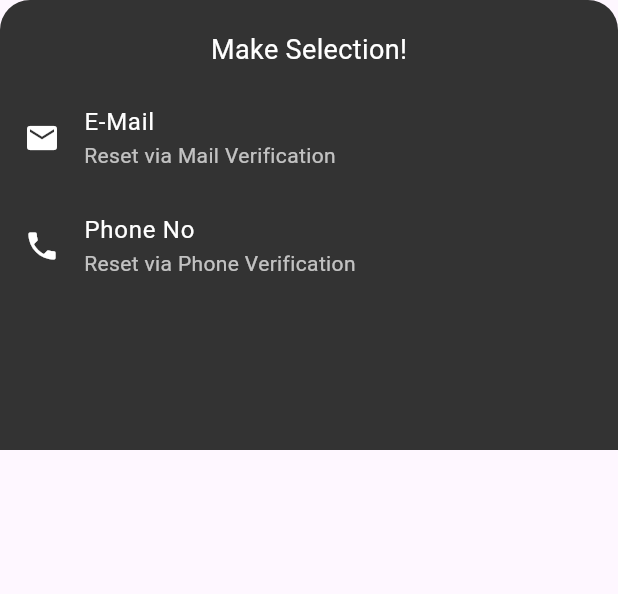
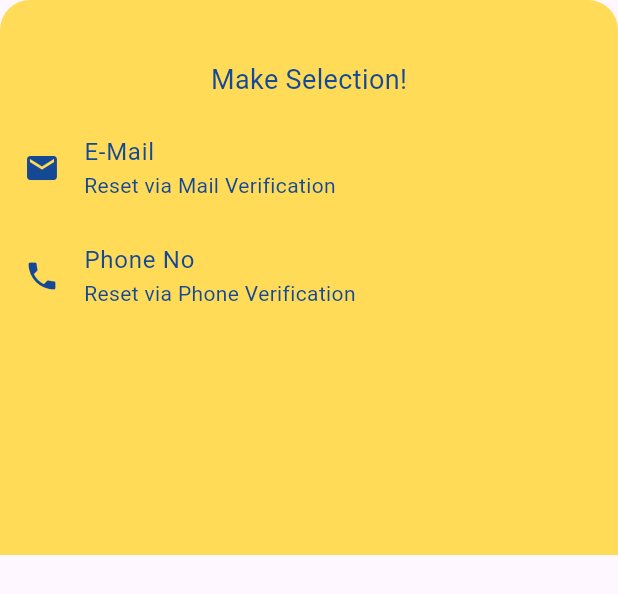
Before and after one commit to shamylkashif/thebookstore, a Flutter app: the ForgotPassword widget shown alone on an empty page, opened directly, on a phone screen of 412 x 824 dp. Shown: the top 594 px of the screen. Run offline on Flutter 3.47's test engine with Material 3 defaults, Android fonts, the phone set to English and light mode, and no system bars; our stand-ins replace carousel_slider, fluttertoast.

Commit message:
commit and push

```diff
--- a/lib/forgotpass.dart
+++ b/lib/forgotpass.dart
@@ -1,4 +1,5 @@
 import 'package:flutter/material.dart';
+import 'package:thebookstore/commons/colors.dart';
 import 'package:thebookstore/reset.dart';
 
 class ForgotPassword extends StatefulWidget {
@@ -12,9 +13,9 @@ class _ForgotPasswordState extends State<ForgotPassword> {
   @override
   Widget build(BuildContext context) {
     return Container(
-      padding: EdgeInsets.only(bottom: 100,top: 20 ),
+      padding: EdgeInsets.only(bottom: 150,top: 40 ),
       decoration: BoxDecoration(
-        color: Color(0xFF333333),
+        color: yellow,
         borderRadius: BorderRadius.only(
           topLeft: Radius.circular(20.0),
           topRight: Radius.circular(20.0),
@@ -25,18 +26,18 @@ class _ForgotPasswordState extends State<ForgotPassword> {
         children: [
           Text(
             'Make Selection!',
-            style: TextStyle(color: Colors.white, fontSize: 18.0),
+            style: TextStyle(color: blue, fontSize: 18.0),
           ),
           SizedBox(height: 10.0),
           ListTile(
-            leading: Icon(Icons.email, color: Colors.white),
+            leading: Icon(Icons.email, color: blue),
             title: Text(
               'E-Mail',
-              style: TextStyle(color: Colors.white),
+              style: TextStyle(color: blue),
             ),
             subtitle: Text(
               'Reset via Mail Verification',
-              style: TextStyle(color: Colors.white70),
+              style: TextStyle(color: blue),
             ),
             onTap: () {
             Navigator.push(context, MaterialPageRoute(builder: (context)=>  Reset())
@@ -44,14 +45,14 @@ class _ForgotPasswordState extends State<ForgotPassword> {
             },
           ),
           ListTile(
-            leading: Icon(Icons.phone, color: Colors.white),
+            leading: Icon(Icons.phone, color: blue),
             title: Text(
               'Phone No',
-              style: TextStyle(color: Colors.white),
+              style: TextStyle(color: blue),
             ),
             subtitle: Text(
               'Reset via Phone Verification',
-              style: TextStyle(color: Colors.white70),
+              style: TextStyle(color: blue),
             ),
             onTap: () {
               Navigator.push(context, MaterialPageRoute(builder: (context)=> Reset())
--- a/lib/login-screen.dart
+++ b/lib/login-screen.dart
@@ -133,6 +133,7 @@ class _LoginScreenState extends State<LoginScreen> {
               padding: const EdgeInsets.only(top: 455, left:  30),
               child: TextButton(
                   onPressed: (){
+                    //ShowModalBottomSheet
                     showModalBottomSheet(
                         context: context,
                         builder: (context){
```
